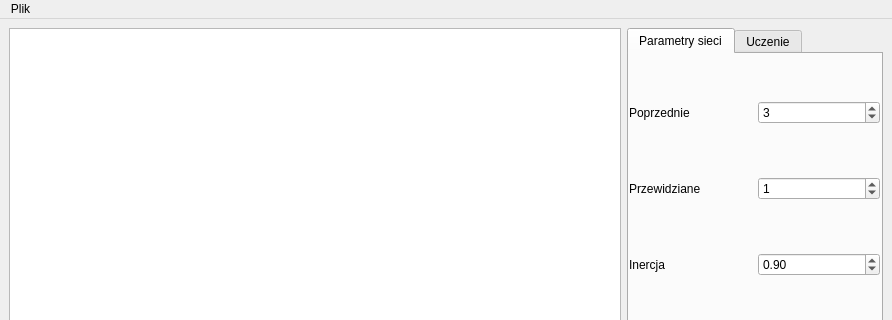
Old version of the form NeuralNetwork/mainwindow.ui in the repository bartop/NeuralNetwork; both pictures show x 0 to 892 and y 0 to 320 of the 892 by 648 pixel window.
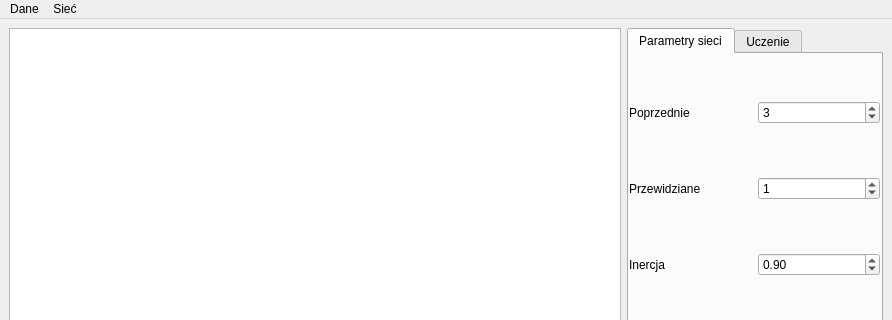
New version of the form.

Diff of the .ui file:
```diff
--- a/NeuralNetwork/mainwindow.ui
+++ b/NeuralNetwork/mainwindow.ui
@@ -302,12 +302,20 @@
    </property>
    <widget class="QMenu" name="menuPlik">
     <property name="title">
-     <string>Plik</string>
+     <string>Dane</string>
     </property>
     <addaction name="actionOpen"/>
     <addaction name="actionSave"/>
    </widget>
+   <widget class="QMenu" name="menuSie">
+    <property name="title">
+     <string>Sieć</string>
+    </property>
+    <addaction name="actionOpenNetwork"/>
+    <addaction name="actionSaveNetwork"/>
+   </widget>
    <addaction name="menuPlik"/>
+   <addaction name="menuSie"/>
   </widget>
   <widget class="QStatusBar" name="statusbar"/>
   <action name="actionOpen">
```
Left out of the diff: 10 changed lines with no effect on the pictures.
